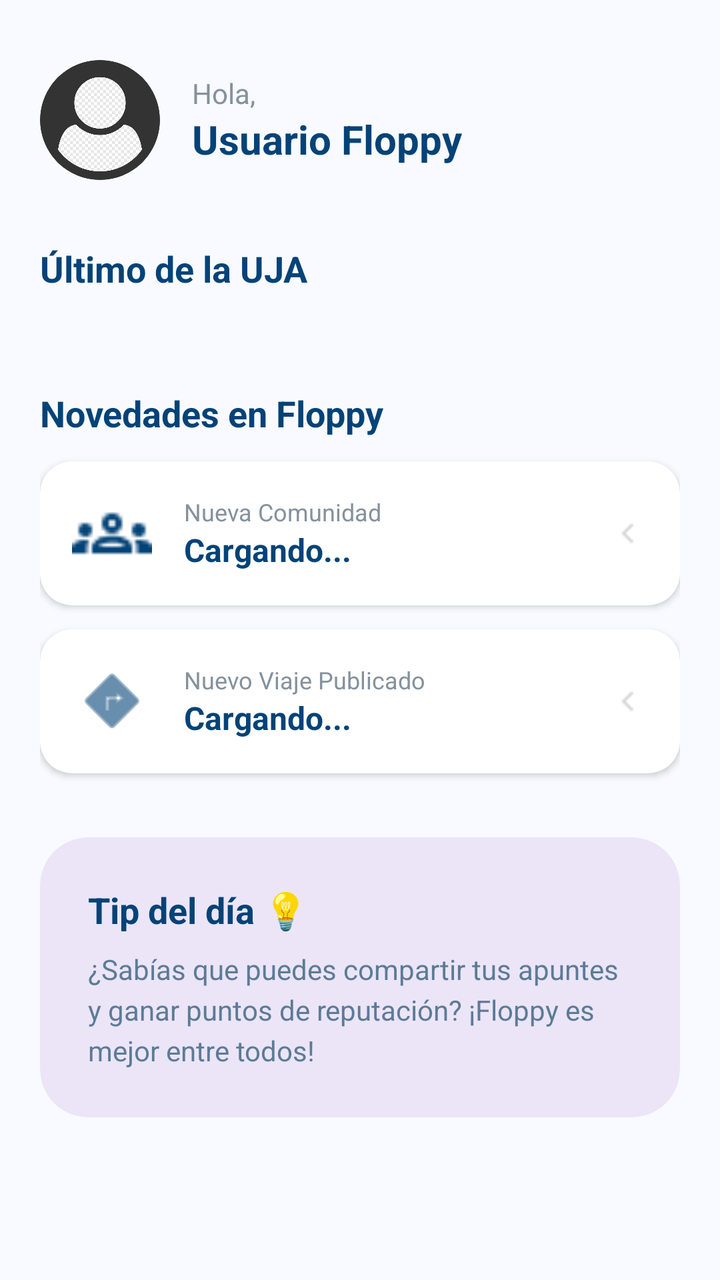
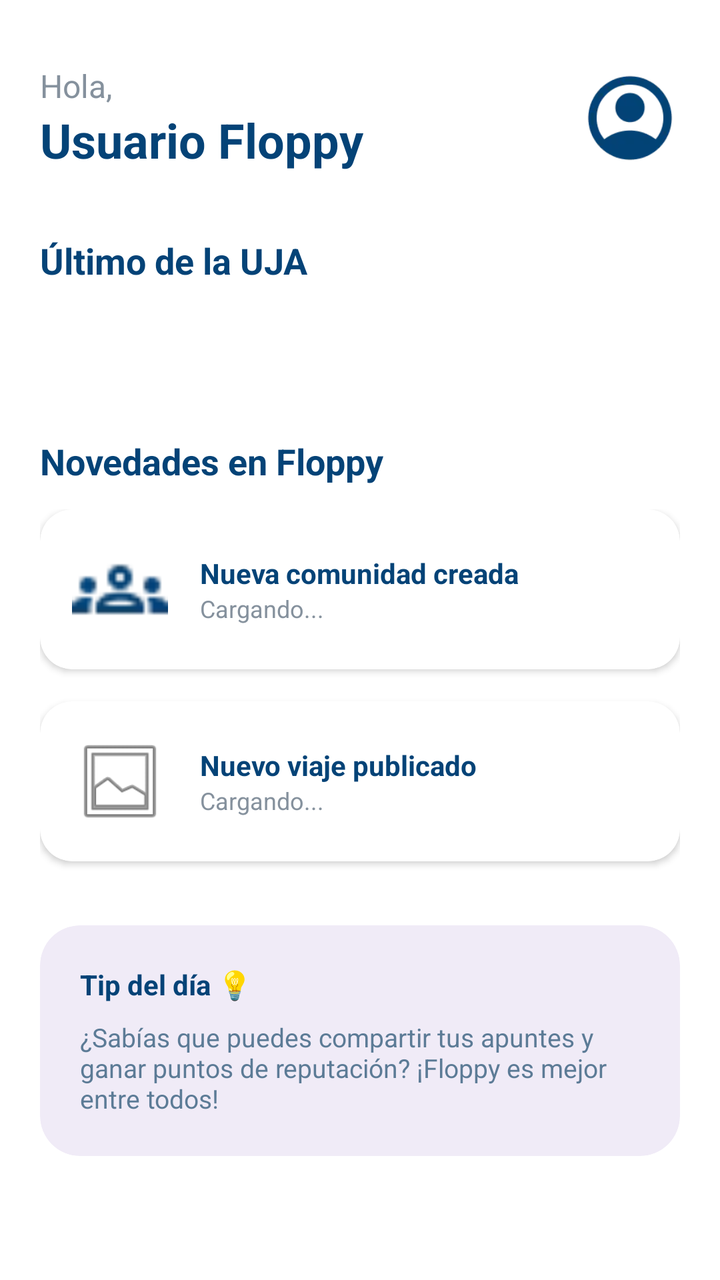

Compare the two renders of this Android layout. The source of the first and the diff that turns it into the second are given below.
<!-- AndroidManifest.xml: application theme Theme.ProyectoFloppy -->
<!-- res/layout/fragment_bienvenido.xml -->
<?xml version="1.0" encoding="utf-8"?>

<androidx.core.widget.NestedScrollView xmlns:android="http://schemas.android.com/apk/res/android"
    xmlns:app="http://schemas.android.com/apk/res-auto"
    xmlns:tools="http://schemas.android.com/tools"
    android:layout_width="match_parent"
    android:layout_height="match_parent"
    android:background="#F8FAFF"
    tools:context=".fragment_bienvenido">

    <LinearLayout
        android:layout_width="match_parent"
        android:layout_height="wrap_content"
        android:orientation="vertical"
        android:padding="20dp">

        
        <androidx.constraintlayout.widget.ConstraintLayout
            android:layout_width="match_parent"
            android:layout_height="wrap_content"
            android:layout_marginTop="10dp">

            <androidx.cardview.widget.CardView
                android:id="@+id/cardPerfil"
                android:layout_width="60dp"
                android:layout_height="60dp"
                app:cardCornerRadius="30dp"
                app:cardElevation="0dp"
                app:layout_constraintStart_toStartOf="parent"
                app:layout_constraintTop_toTopOf="parent">

                <ImageView
                    android:id="@+id/imageUserInfo"
                    android:layout_width="match_parent"
                    android:layout_height="match_parent"
                    android:scaleType="centerCrop"
                    android:src="@drawable/fotoperfil" />
            </androidx.cardview.widget.CardView>

            <LinearLayout
                android:layout_width="0dp"
                android:layout_height="wrap_content"
                android:layout_marginStart="16dp"
                android:orientation="vertical"
                app:layout_constraintBottom_toBottomOf="@id/cardPerfil"
                app:layout_constraintEnd_toEndOf="parent"
                app:layout_constraintStart_toEndOf="@id/cardPerfil"
                app:layout_constraintTop_toTopOf="@id/cardPerfil">

                <TextView
                    android:id="@+id/tvGreeting"
                    android:layout_width="wrap_content"
                    android:layout_height="wrap_content"
                    android:text="Hola,"
                    android:textColor="#85919D"
                    android:textSize="14sp" />

                <TextView
                    android:id="@+id/tvUserName"
                    android:layout_width="wrap_content"
                    android:layout_height="wrap_content"
                    android:text="Usuario Floppy"
                    android:textColor="@color/corporativo"
                    android:textSize="20sp"
                    android:textStyle="bold" />
            </LinearLayout>
        </androidx.constraintlayout.widget.ConstraintLayout>

        
        <TextView
            android:layout_width="wrap_content"
            android:layout_height="wrap_content"
            android:layout_marginTop="32dp"
            android:text="Último de la UJA"
            android:textColor="@color/corporativo"
            android:textSize="18sp"
            android:textStyle="bold" />

        <HorizontalScrollView
            android:layout_width="match_parent"
            android:layout_height="wrap_content"
            android:layout_marginTop="12dp"
            android:scrollbars="none">

            <LinearLayout
                android:id="@+id/layoutNews"
                android:layout_width="wrap_content"
                android:layout_height="wrap_content"
                android:orientation="horizontal"
                android:paddingBottom="4dp" />
        </HorizontalScrollView>

        
        <TextView
            android:id="@+id/tvHistoryTitle"
            android:layout_width="wrap_content"
            android:layout_height="wrap_content"
            android:layout_marginTop="32dp"
            android:text="Lo último visitado"
            android:textColor="@color/corporativo"
            android:textSize="18sp"
            android:textStyle="bold"
            android:visibility="gone" /> 

        <HorizontalScrollView
            android:id="@+id/hsvHistory"
            android:layout_width="match_parent"
            android:layout_height="wrap_content"
            android:layout_marginTop="12dp"
            android:scrollbars="none"
            android:visibility="gone">

            <LinearLayout
                android:id="@+id/layoutHistory"
                android:layout_width="wrap_content"
                android:layout_height="wrap_content"
                android:orientation="horizontal"
                android:paddingBottom="4dp" />
        </HorizontalScrollView>

        
        <TextView
            android:layout_width="wrap_content"
            android:layout_height="wrap_content"
            android:layout_marginTop="32dp"
            android:text="Novedades en Floppy"
            android:textColor="@color/corporativo"
            android:textSize="18sp"
            android:textStyle="bold" />

        
        <androidx.cardview.widget.CardView
            android:id="@+id/cardNewCommunity"
            android:layout_width="match_parent"
            android:layout_height="wrap_content"
            android:layout_marginTop="12dp"
            app:cardBackgroundColor="@color/white"
            app:cardCornerRadius="16dp"
            app:cardElevation="2dp">

            <LinearLayout
                android:layout_width="match_parent"
                android:layout_height="wrap_content"
                android:gravity="center_vertical"
                android:orientation="horizontal"
                android:padding="16dp">

                <ImageView
                    android:layout_width="40dp"
                    android:layout_height="40dp"
                    android:src="@drawable/groups"
                    app:tint="@color/corporativo" />

                <LinearLayout
                    android:layout_width="0dp"
                    android:layout_height="wrap_content"
                    android:layout_marginStart="16dp"
                    android:layout_weight="1"
                    android:orientation="vertical">

                    <TextView
                        android:layout_width="wrap_content"
                        android:layout_height="wrap_content"
                        android:text="Nueva Comunidad"
                        android:textColor="#85919D"
                        android:textSize="12sp" />

                    <TextView
                        android:id="@+id/tvNewCommunityName"
                        android:layout_width="wrap_content"
                        android:layout_height="wrap_content"
                        android:text="Cargando..."
                        android:textColor="@color/corporativo"
                        android:textSize="16sp"
                        android:textStyle="bold" />
                </LinearLayout>

                <ImageView
                    android:layout_width="20dp"
                    android:layout_height="20dp"
                    android:src="@drawable/flecha"
                    app:tint="#D9D9D9" />
            </LinearLayout>
        </androidx.cardview.widget.CardView>

        
        <androidx.cardview.widget.CardView
            android:id="@+id/cardNewTrip"
            android:layout_width="match_parent"
            android:layout_height="wrap_content"
            android:layout_marginTop="12dp"
            app:cardBackgroundColor="@color/white"
            app:cardCornerRadius="16dp"
            app:cardElevation="2dp">

            <LinearLayout
                android:layout_width="match_parent"
                android:layout_height="wrap_content"
                android:gravity="center_vertical"
                android:orientation="horizontal"
                android:padding="16dp">

                <ImageView
                    android:layout_width="40dp"
                    android:layout_height="40dp"
                    android:src="@android:drawable/ic_menu_directions"
                    app:tint="@color/corporativo" />

                <LinearLayout
                    android:layout_width="0dp"
                    android:layout_height="wrap_content"
                    android:layout_marginStart="16dp"
                    android:layout_weight="1"
                    android:orientation="vertical">

                    <TextView
                        android:layout_width="wrap_content"
                        android:layout_height="wrap_content"
                        android:text="Nuevo Viaje Publicado"
                        android:textColor="#85919D"
                        android:textSize="12sp" />

                    <TextView
                        android:id="@+id/tvNewTripInfo"
                        android:layout_width="wrap_content"
                        android:layout_height="wrap_content"
                        android:text="Cargando..."
                        android:textColor="@color/corporativo"
                        android:textSize="16sp"
                        android:textStyle="bold" />
                </LinearLayout>

                <ImageView
                    android:layout_width="20dp"
                    android:layout_height="20dp"
                    android:src="@drawable/flecha"
                    app:tint="#D9D9D9" />
            </LinearLayout>
        </androidx.cardview.widget.CardView>

        
        <androidx.cardview.widget.CardView
            android:layout_width="match_parent"
            android:layout_height="wrap_content"
            android:layout_marginTop="32dp"
            android:layout_marginBottom="20dp"
            app:cardBackgroundColor="@color/lila_suave"
            app:cardCornerRadius="24dp"
            app:cardElevation="0dp">

            <LinearLayout
                android:layout_width="match_parent"
                android:layout_height="wrap_content"
                android:orientation="vertical"
                android:padding="24dp">

                <TextView
                    android:id="@+id/tvVibeTitle"
                    android:layout_width="wrap_content"
                    android:layout_height="wrap_content"
                    android:text="Tip del día 💡"
                    android:textColor="@color/corporativo"
                    android:textSize="18sp"
                    android:textStyle="bold" />

                <TextView
                    android:id="@+id/tvVibeMessage"
                    android:layout_width="match_parent"
                    android:layout_height="wrap_content"
                    android:layout_marginTop="8dp"
                    android:text="¿Sabías que puedes compartir tus apuntes y ganar puntos de reputación? ¡Floppy es mejor entre todos!"
                    android:textColor="#5C7B96"
                    android:textSize="14sp"
                    android:lineSpacingExtra="4dp" />
            </LinearLayout>
        </androidx.cardview.widget.CardView>

    </LinearLayout>
</androidx.core.widget.NestedScrollView>
<!-- resources referenced by this layout -->
<resources>
  <color name="corporativo">#044377</color>
  <color name="lila_suave">#EBE5F7</color>
  <color name="white">#FFFFFFFF</color>
  <!-- drawable flecha: png bitmap (drawable, 340 bytes) -->
  <!-- drawable fotoperfil: png bitmap (drawable, 9302 bytes) -->
  <!-- drawable groups: webp bitmap (drawable, 286 bytes) -->
  <style name="Theme.ProyectoFloppy" parent="Base.Theme.ProyectoFloppy" />
  <style name="Base.Theme.ProyectoFloppy" parent="Theme.Material3.DayNight.NoActionBar">
          
          
      </style>
</resources>

<!-- the commit's change to res/layout/fragment_bienvenido.xml (unified diff, before → after) -->
@@ -1,279 +1,270 @@
 <?xml version="1.0" encoding="utf-8"?>
-
-<androidx.core.widget.NestedScrollView xmlns:android="http://schemas.android.com/apk/res/android"
+<androidx.coordinatorlayout.widget.CoordinatorLayout xmlns:android="http://schemas.android.com/apk/res/android"
     xmlns:app="http://schemas.android.com/apk/res-auto"
     xmlns:tools="http://schemas.android.com/tools"
     android:layout_width="match_parent"
     android:layout_height="match_parent"
-    android:background="#F8FAFF"
-    tools:context=".fragment_bienvenido">
-
-    <LinearLayout
+    android:background="#FFFFFF">
+
+    <androidx.core.widget.NestedScrollView
         android:layout_width="match_parent"
-        android:layout_height="wrap_content"
-        android:orientation="vertical"
-        android:padding="20dp">
-
-        
-        <androidx.constraintlayout.widget.ConstraintLayout
+        android:layout_height="match_parent"
+        android:clipToPadding="false"
+        android:paddingBottom="80dp">
+
+        <LinearLayout
             android:layout_width="match_parent"
             android:layout_height="wrap_content"
-            android:layout_marginTop="10dp">
-
-            <androidx.cardview.widget.CardView
-                android:id="@+id/cardPerfil"
-                android:layout_width="60dp"
-                android:layout_height="60dp"
-                app:cardCornerRadius="30dp"
-                app:cardElevation="0dp"
-                app:layout_constraintStart_toStartOf="parent"
-                app:layout_constraintTop_toTopOf="parent">
-
-                <ImageView
-                    android:id="@+id/imageUserInfo"
-                    android:layout_width="match_parent"
-                    android:layout_height="match_parent"
-                    android:scaleType="centerCrop"
-                    android:src="@drawable/fotoperfil" />
-            </androidx.cardview.widget.CardView>
-
+            android:orientation="vertical"
+            android:paddingHorizontal="20dp"
+            android:paddingTop="32dp">
+
+            
             <LinearLayout
-                android:layout_width="0dp"
-                android:layout_height="wrap_content"
-                android:layout_marginStart="16dp"
-                android:orientation="vertical"
-                app:layout_constraintBottom_toBottomOf="@id/cardPerfil"
-                app:layout_constraintEnd_toEndOf="parent"
-                app:layout_constraintStart_toEndOf="@id/cardPerfil"
-                app:layout_constraintTop_toTopOf="@id/cardPerfil">
-
-                <TextView
-                    android:id="@+id/tvGreeting"
-                    android:layout_width="wrap_content"
-                    android:layout_height="wrap_content"
-                    android:text="Hola,"
-                    android:textColor="#85919D"
-                    android:textSize="14sp" />
-
-                <TextView
-                    android:id="@+id/tvUserName"
-                    android:layout_width="wrap_content"
-                    android:layout_height="wrap_content"
-                    android:text="Usuario Floppy"
-                    android:textColor="@color/corporativo"
-                    android:textSize="20sp"
-                    android:textStyle="bold" />
-            </LinearLayout>
-        </androidx.constraintlayout.widget.ConstraintLayout>
-
-        
-        <TextView
-            android:layout_width="wrap_content"
-            android:layout_height="wrap_content"
-            android:layout_marginTop="32dp"
-            android:text="Último de la UJA"
-            android:textColor="@color/corporativo"
-            android:textSize="18sp"
-            android:textStyle="bold" />
-
-        <HorizontalScrollView
-            android:layout_width="match_parent"
-            android:layout_height="wrap_content"
-            android:layout_marginTop="12dp"
-            android:scrollbars="none">
-
-            <LinearLayout
-                android:id="@+id/layoutNews"
-                android:layout_width="wrap_content"
-                android:layout_height="wrap_content"
-                android:orientation="horizontal"
-                android:paddingBottom="4dp" />
-        </HorizontalScrollView>
-
-        
-        <TextView
-            android:id="@+id/tvHistoryTitle"
-            android:layout_width="wrap_content"
-            android:layout_height="wrap_content"
-            android:layout_marginTop="32dp"
-            android:text="Lo último visitado"
-            android:textColor="@color/corporativo"
-            android:textSize="18sp"
-            android:textStyle="bold"
-            android:visibility="gone" /> 
-
-        <HorizontalScrollView
-            android:id="@+id/hsvHistory"
-            android:layout_width="match_parent"
-            android:layout_height="wrap_content"
-            android:layout_marginTop="12dp"
-            android:scrollbars="none"
-            android:visibility="gone">
-
-            <LinearLayout
-                android:id="@+id/layoutHistory"
-                android:layout_width="wrap_content"
-                android:layout_height="wrap_content"
-                android:orientation="horizontal"
-                android:paddingBottom="4dp" />
-        </HorizontalScrollView>
-
-        
-        <TextView
-            android:layout_width="wrap_content"
-            android:layout_height="wrap_content"
-            android:layout_marginTop="32dp"
-            android:text="Novedades en Floppy"
-            android:textColor="@color/corporativo"
-            android:textSize="18sp"
-            android:textStyle="bold" />
-
-        
-        <androidx.cardview.widget.CardView
-            android:id="@+id/cardNewCommunity"
-            android:layout_width="match_parent"
-            android:layout_height="wrap_content"
-            android:layout_marginTop="12dp"
-            app:cardBackgroundColor="@color/white"
-            app:cardCornerRadius="16dp"
-            app:cardElevation="2dp">
-
-            <LinearLayout
                 android:layout_width="match_parent"
                 android:layout_height="wrap_content"
                 android:gravity="center_vertical"
-                android:orientation="horizontal"
-                android:padding="16dp">
-
-                <ImageView
-                    android:layout_width="40dp"
-                    android:layout_height="40dp"
-                    android:src="@drawable/groups"
-                    app:tint="@color/corporativo" />
+                android:orientation="horizontal">
 
                 <LinearLayout
                     android:layout_width="0dp"
                     android:layout_height="wrap_content"
-                    android:layout_marginStart="16dp"
                     android:layout_weight="1"
                     android:orientation="vertical">
 
                     <TextView
-                        android:layout_width="wrap_content"
-                        android:layout_height="wrap_content"
-                        android:text="Nueva Comunidad"
+                        android:id="@+id/tvSaludo"
+                        android:layout_width="wrap_content"
+                        android:layout_height="wrap_content"
+                        android:text="@string/home_hola"
                         android:textColor="#85919D"
-                        android:textSize="12sp" />
-
-                    <TextView
-                        android:id="@+id/tvNewCommunityName"
-                        android:layout_width="wrap_content"
-                        android:layout_height="wrap_content"
-                        android:text="Cargando..."
+                        android:textSize="16sp" />
+
+                    <TextView
+                        android:id="@+id/tvUserName"
+                        android:layout_width="wrap_content"
+                        android:layout_height="wrap_content"
+                        android:text="@string/home_usuario_floppy"
                         android:textColor="@color/corporativo"
-                        android:textSize="16sp"
+                        android:textSize="24sp"
                         android:textStyle="bold" />
                 </LinearLayout>
 
-                <ImageView
-                    android:layout_width="20dp"
-                    android:layout_height="20dp"
-                    android:src="@drawable/flecha"
-                    app:tint="#D9D9D9" />
+                <androidx.cardview.widget.CardView
+                    android:layout_width="50dp"
+                    android:layout_height="50dp"
+                    app:cardCornerRadius="25dp"
+                    app:cardElevation="0dp">
+                    <ImageView
+                        android:id="@+id/imageUserInfo"
+                        android:layout_width="match_parent"
+                        android:layout_height="match_parent"
+                        android:src="@drawable/perfil"
+                        android:scaleType="centerCrop" />
+                </androidx.cardview.widget.CardView>
             </LinearLayout>
-        </androidx.cardview.widget.CardView>
-
-        
-        <androidx.cardview.widget.CardView
-            android:id="@+id/cardNewTrip"
-            android:layout_width="match_parent"
-            android:layout_height="wrap_content"
-            android:layout_marginTop="12dp"
-            app:cardBackgroundColor="@color/white"
-            app:cardCornerRadius="16dp"
-            app:cardElevation="2dp">
-
+
+            
+            <TextView
+                android:layout_width="wrap_content"
+                android:layout_height="wrap_content"
+                android:layout_marginTop="32dp"
+                android:text="@string/home_ultimo_uja"
+                android:textColor="@color/corporativo"
+                android:textSize="18sp"
+                android:textStyle="bold" />
+
+            <HorizontalScrollView
+                android:id="@+id/hsvNews"
+                android:layout_width="match_parent"
+                android:layout_height="wrap_content"
+                android:layout_marginTop="12dp"
+                android:scrollbars="none">
+                <LinearLayout
+                    android:id="@+id/layoutNews"
+                    android:layout_width="wrap_content"
+                    android:layout_height="wrap_content"
+                    android:orientation="horizontal" />
+            </HorizontalScrollView>
+
+            
             <LinearLayout
-                android:layout_width="match_parent"
-                android:layout_height="wrap_content"
-                android:gravity="center_vertical"
-                android:orientation="horizontal"
-                android:padding="16dp">
-
-                <ImageView
-                    android:layout_width="40dp"
-                    android:layout_height="40dp"
-                    android:src="@android:drawable/ic_menu_directions"
-                    app:tint="@color/corporativo" />
-
-                <LinearLayout
-                    android:layout_width="0dp"
-                    android:layout_height="wrap_content"
-                    android:layout_marginStart="16dp"
-                    android:layout_weight="1"
-                    android:orientation="vertical">
-
-                    <TextView
-                        android:layout_width="wrap_content"
-                        android:layout_height="wrap_content"
-                        android:text="Nuevo Viaje Publicado"
-                        android:textColor="#85919D"
-                        android:textSize="12sp" />
-
-                    <TextView
-                        android:id="@+id/tvNewTripInfo"
-                        android:layout_width="wrap_content"
-                        android:layout_height="wrap_content"
-                        android:text="Cargando..."
-                        android:textColor="@color/corporativo"
-                        android:textSize="16sp"
-                        android:textStyle="bold" />
-                </LinearLayout>
-
-                <ImageView
-                    android:layout_width="20dp"
-                    android:layout_height="20dp"
-                    android:src="@drawable/flecha"
-                    app:tint="#D9D9D9" />
-            </LinearLayout>
-        </androidx.cardview.widget.CardView>
-
-        
-        <androidx.cardview.widget.CardView
-            android:layout_width="match_parent"
-            android:layout_height="wrap_content"
-            android:layout_marginTop="32dp"
-            android:layout_marginBottom="20dp"
-            app:cardBackgroundColor="@color/lila_suave"
-            app:cardCornerRadius="24dp"
-            app:cardElevation="0dp">
-
-            <LinearLayout
-                android:layout_width="match_parent"
-                android:layout_height="wrap_content"
-                android:orientation="vertical"
-                android:padding="24dp">
+                android:id="@+id/layoutHistoryContainer"
+                android:layout_width="match_parent"
+                android:layout_height="wrap_content"
+                android:layout_marginTop="32dp"
+                android:orientation="vertical">
 
                 <TextView
-                    android:id="@+id/tvVibeTitle"
+                    android:id="@+id/tvHistoryTitle"
                     android:layout_width="wrap_content"
                     android:layout_height="wrap_content"
-                    android:text="Tip del día 💡"
+                    android:text="@string/home_lo_ultimo_visitado"
                     android:textColor="@color/corporativo"
                     android:textSize="18sp"
-                    android:textStyle="bold" />
-
-                <TextView
-                    android:id="@+id/tvVibeMessage"
-                    android:layout_width="match_parent"
-                    android:layout_height="wrap_content"
-                    android:layout_marginTop="8dp"
-                    android:text="¿Sabías que puedes compartir tus apuntes y ganar puntos de reputación? ¡Floppy es mejor entre todos!"
-                    android:textColor="#5C7B96"
-                    android:textSize="14sp"
-                    android:lineSpacingExtra="4dp" />
+                    android:textStyle="bold"
+                    android:visibility="gone" />
+
+                <HorizontalScrollView
+                    android:id="@+id/hsvHistory"
+                    android:layout_width="match_parent"
+                    android:layout_height="wrap_content"
+                    android:layout_marginTop="12dp"
+                    android:scrollbars="none"
+                    android:visibility="gone">
+                    <LinearLayout
+                        android:id="@+id/layoutHistory"
+                        android:layout_width="wrap_content"
+                        android:layout_height="wrap_content"
+                        android:orientation="horizontal" />
+                </HorizontalScrollView>
             </LinearLayout>
-        </androidx.cardview.widget.CardView>
-
-    </LinearLayout>
-</androidx.core.widget.NestedScrollView>
+
+            
+            <TextView
+                android:layout_width="wrap_content"
+                android:layout_height="wrap_content"
+                android:layout_marginTop="32dp"
+                android:text="@string/home_novedades_floppy"
+                android:textColor="@color/corporativo"
+                android:textSize="18sp"
+                android:textStyle="bold" />
+
+            <LinearLayout
+                android:layout_width="match_parent"
+                android:layout_height="wrap_content"
+                android:layout_marginTop="12dp"
+                android:orientation="vertical">
+
+                
+                <androidx.cardview.widget.CardView
+                    android:id="@+id/cardNewCommunity"
+                    android:layout_width="match_parent"
+                    android:layout_height="wrap_content"
+                    android:layout_marginBottom="16dp"
+                    app:cardCornerRadius="16dp"
+                    app:cardElevation="2dp">
+
+                    <LinearLayout
+                        android:layout_width="match_parent"
+                        android:layout_height="wrap_content"
+                        android:gravity="center_vertical"
+                        android:orientation="horizontal"
+                        android:padding="16dp">
+
+                        <ImageView
+                            android:layout_width="48dp"
+                            android:layout_height="48dp"
+                            android:src="@drawable/groups" />
+
+                        <LinearLayout
+                            android:layout_width="0dp"
+                            android:layout_height="wrap_content"
+                            android:layout_marginStart="16dp"
+                            android:layout_weight="1"
+                            android:orientation="vertical">
+
+                            <TextView
+                                android:layout_width="wrap_content"
+                                android:layout_height="wrap_content"
+                                android:text="@string/home_nueva_comunidad"
+                                android:textColor="@color/corporativo"
+                                android:textStyle="bold" />
+
+                            <TextView
+                                android:id="@+id/tvNewCommunityName"
+                                android:layout_width="wrap_content"
+                                android:layout_height="wrap_content"
+                                android:text="@string/home_cargando"
+                                android:textColor="#85919D"
+                                android:textSize="12sp" />
+                        </LinearLayout>
+                    </LinearLayout>
+                </androidx.cardview.widget.CardView>
+
+                
+                <androidx.cardview.widget.CardView
+                    android:id="@+id/cardNewTrip"
+                    android:layout_width="match_parent"
+                    android:layout_height="wrap_content"
+                    android:layout_marginBottom="16dp"
+                    app:cardCornerRadius="16dp"
+                    app:cardElevation="2dp">
+
+                    <LinearLayout
+                        android:layout_width="match_parent"
+                        android:layout_height="wrap_content"
+                        android:gravity="center_vertical"
+                        android:orientation="horizontal"
+                        android:padding="16dp">
+
+                        <ImageView
+                            android:layout_width="48dp"
+                            android:layout_height="48dp"
+                            android:src="@android:drawable/ic_menu_gallery" />
+
+                        <LinearLayout
+                            android:layout_width="0dp"
+                            android:layout_height="wrap_content"
+                            android:layout_marginStart="16dp"
+                            android:layout_weight="1"
+                            android:orientation="vertical">
+
+                            <TextView
+                                android:layout_width="wrap_content"
+                                android:layout_height="wrap_content"
+                                android:text="@string/home_nuevo_viaje_publicado"
+                                android:textColor="@color/corporativo"
+                                android:textStyle="bold" />
+
+                            <TextView
+                                android:id="@+id/tvNewTripInfo"
+                                android:layout_width="wrap_content"
+                                android:layout_height="wrap_content"
+                                android:text="@string/home_cargando"
+                                android:textColor="#85919D"
+                                android:textSize="12sp" />
+                        </LinearLayout>
+                    </LinearLayout>
+                </androidx.cardview.widget.CardView>
+            </LinearLayout>
+
+            
+            <androidx.cardview.widget.CardView
+                android:layout_width="match_parent"
+                android:layout_height="wrap_content"
+                android:layout_marginTop="16dp"
+                android:layout_marginBottom="24dp"
+                app:cardBackgroundColor="#F0EBF7"
+                app:cardCornerRadius="20dp"
+                app:cardElevation="0dp">
+
+                <LinearLayout
+                    android:layout_width="match_parent"
+                    android:layout_height="wrap_content"
+                    android:orientation="vertical"
+                    android:padding="20dp">
+
+                    <TextView
+                        android:id="@+id/tvVibeTitle"
+                        android:layout_width="wrap_content"
+                        android:layout_height="wrap_content"
+                        android:text="@string/home_tip_dia"
+                        android:textColor="@color/corporativo"
+                        android:textStyle="bold" />
+
+                    <TextView
+                        android:id="@+id/tvVibeMessage"
+                        android:layout_width="match_parent"
+                        android:layout_height="wrap_content"
+                        android:layout_marginTop="8dp"
+                        android:text="@string/home_tip_mensaje"
+                        android:textColor="#5C7B96"
+                        android:textSize="13sp" />
+                </LinearLayout>
+            </androidx.cardview.widget.CardView>
+
+        </LinearLayout>
+    </androidx.core.widget.NestedScrollView>
+
+</androidx.coordinatorlayout.widget.CoordinatorLayout>
<!-- resource entries referenced after the edit -->
@@ -1,11 +1,18 @@
 <!-- resources referenced by this layout -->
 <resources>
   <color name="corporativo">#044377</color>
-  <color name="lila_suave">#EBE5F7</color>
-  <color name="white">#FFFFFFFF</color>
-  <!-- drawable flecha: png bitmap (drawable, 340 bytes) -->
-  <!-- drawable fotoperfil: png bitmap (drawable, 9302 bytes) -->
   <!-- drawable groups: webp bitmap (drawable, 286 bytes) -->
+  <!-- drawable perfil: webp bitmap (drawable, 1906 bytes) -->
+  <string name="home_cargando">Cargando...</string>
+  <string name="home_hola">Hola,</string>
+  <string name="home_lo_ultimo_visitado">Lo último visitado</string>
+  <string name="home_novedades_floppy">Novedades en Floppy</string>
+  <string name="home_nueva_comunidad">Nueva comunidad creada</string>
+  <string name="home_nuevo_viaje_publicado">Nuevo viaje publicado</string>
+  <string name="home_tip_dia">Tip del día 💡</string>
+  <string name="home_tip_mensaje">¿Sabías que puedes compartir tus apuntes y ganar puntos de reputación? ¡Floppy es mejor entre todos!</string>
+  <string name="home_ultimo_uja">Último de la UJA</string>
+  <string name="home_usuario_floppy">Usuario Floppy</string>
   <style name="Theme.ProyectoFloppy" parent="Base.Theme.ProyectoFloppy" />
   <style name="Base.Theme.ProyectoFloppy" parent="Theme.Material3.DayNight.NoActionBar">
           
